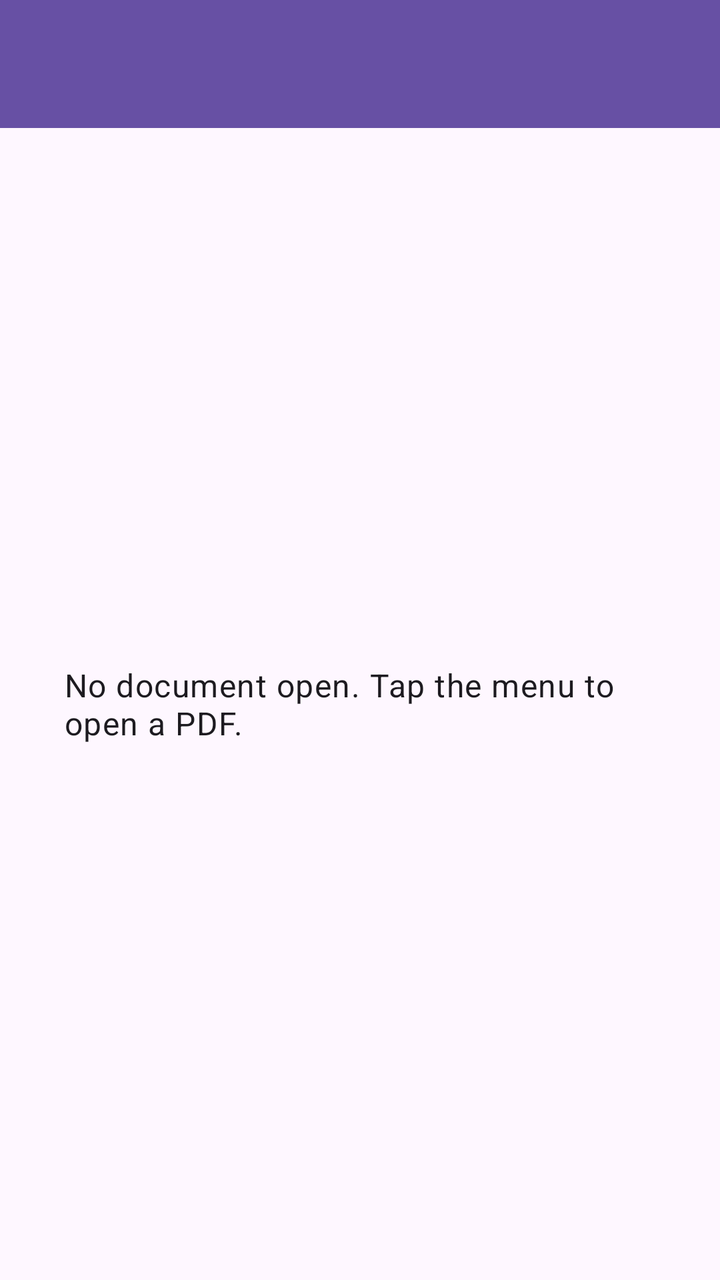
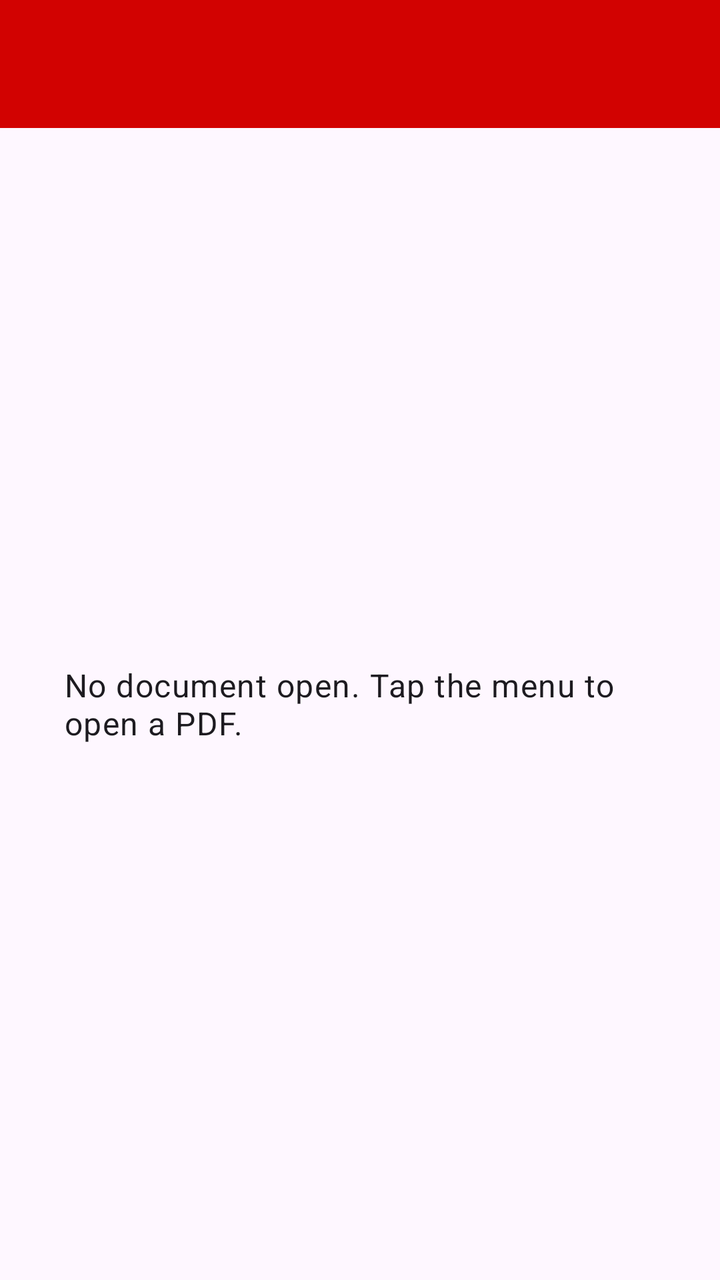

Before-and-after screenshots of an Android layout around one commit, followed by the original layout XML and the change that was made.
<!-- AndroidManifest.xml: activity theme Theme.Easypdfreader -->
<!-- res/layout/activity_main.xml -->
<?xml version="1.0" encoding="utf-8"?>
<androidx.constraintlayout.widget.ConstraintLayout xmlns:android="http://schemas.android.com/apk/res/android"
    xmlns:app="http://schemas.android.com/apk/res-auto"
    xmlns:tools="http://schemas.android.com/tools"
    android:id="@+id/main_layout"
    android:layout_width="match_parent"
    android:layout_height="match_parent"
    tools:context=".MainActivity">

    <com.google.android.material.appbar.MaterialToolbar
        android:id="@+id/toolbar"
        android:layout_width="0dp"
        android:layout_height="wrap_content"
        android:minHeight="?attr/actionBarSize"
        android:background="?attr/colorPrimary"
        android:theme="@style/ThemeOverlay.MaterialComponents.Dark.ActionBar"
        app:layout_constraintEnd_toEndOf="parent"
        app:layout_constraintStart_toStartOf="parent"
        app:layout_constraintTop_toTopOf="parent"
        app:popupTheme="@style/ThemeOverlay.MaterialComponents.Light" />

    <androidx.fragment.app.FragmentContainerView
        android:id="@+id/fragment_container_view"
        android:layout_width="0dp"
        android:layout_height="0dp"
        app:layout_constraintBottom_toBottomOf="parent"
        app:layout_constraintEnd_toEndOf="parent"
        app:layout_constraintStart_toStartOf="parent"
        app:layout_constraintTop_toBottomOf="@id/toolbar" />

    <TextView
        android:id="@+id/empty_state_text"
        android:layout_width="wrap_content"
        android:layout_height="wrap_content"
        android:padding="32dp"
        android:text="@string/empty_state_text"
        android:textAlignment="center"
        android:textAppearance="?attr/textAppearanceBodyLarge"
        app:layout_constraintBottom_toBottomOf="parent"
        app:layout_constraintEnd_toEndOf="parent"
        app:layout_constraintStart_toStartOf="parent"
        app:layout_constraintTop_toBottomOf="@id/toolbar" />

    <com.google.android.material.progressindicator.CircularProgressIndicator
        android:id="@+id/loading_indicator"
        android:layout_width="wrap_content"
        android:layout_height="wrap_content"
        android:indeterminate="true"
        android:visibility="gone"
        app:layout_constraintBottom_toBottomOf="parent"
        app:layout_constraintEnd_toEndOf="parent"
        app:layout_constraintStart_toStartOf="parent"
        app:layout_constraintTop_toBottomOf="@id/toolbar" />

</androidx.constraintlayout.widget.ConstraintLayout>
<!-- resources referenced by this layout -->
<resources>
  <string name="empty_state_text">No document open. Tap the menu to open a PDF.</string>
  <style name="Theme.Easypdfreader" parent="Theme.Material3.DayNight.NoActionBar" />
</resources>

<!-- the commit's change to res/layout/activity_main.xml (unified diff, before → after) -->
@@ -13,11 +13,11 @@
         android:layout_height="wrap_content"
         android:minHeight="?attr/actionBarSize"
         android:background="?attr/colorPrimary"
-        android:theme="@style/ThemeOverlay.MaterialComponents.Dark.ActionBar"
+        android:theme="@style/ThemeOverlay.Material3.Dark"
         app:layout_constraintEnd_toEndOf="parent"
         app:layout_constraintStart_toStartOf="parent"
         app:layout_constraintTop_toTopOf="parent"
-        app:popupTheme="@style/ThemeOverlay.MaterialComponents.Light" />
+        app:popupTheme="@style/ThemeOverlay.Material3.Light" />
 
     <androidx.fragment.app.FragmentContainerView
         android:id="@+id/fragment_container_view"
<!-- resource entries referenced after the edit -->
@@ -1,6 +1,40 @@
 <!-- resources referenced by this layout -->
 <resources>
   <string name="empty_state_text">No document open. Tap the menu to open a PDF.</string>
-  <style name="Theme.Easypdfreader" parent="Theme.Material3.DayNight.NoActionBar" />
+  <style name="Theme.Easypdfreader" parent="Theme.Material3.DayNight.NoActionBar">
+          
+          <item name="colorPrimary">@color/primary</item>
+          <item name="colorOnPrimary">@color/onPrimary</item>
+          <item name="colorPrimaryContainer">@color/primaryContainer</item>
+          <item name="colorOnPrimaryContainer">@color/onPrimaryContainer</item>
+  
+          
+          <item name="colorSecondary">@color/secondary</item>
+          <item name="colorOnSecondary">@color/onSecondary</item>
+          <item name="colorSecondaryContainer">@color/secondaryContainer</item>
+          <item name="colorOnSecondaryContainer">@color/onSecondaryContainer</item>
+  
+          
+          <item name="colorTertiary">@color/tertiary</item>
+          <item name="colorOnTertiary">@color/onTertiary</item>
+          <item name="colorTertiaryContainer">@color/tertiaryContainer</item>
+          <item name="colorOnTertiaryContainer">@color/onTertiaryContainer</item>
+  
+          
+          <item name="android:statusBarColor">@android:color/transparent</item>
+          <item name="android:windowLightStatusBar">false</item>
+      </style>
+  <color name="primary">#D20201</color>
+  <color name="onPrimary">#FFFFFF</color>
+  <color name="primaryContainer">#FFDAD4</color>
+  <color name="onPrimaryContainer">#410000</color>
+  <color name="secondary">#775652</color>
+  <color name="onSecondary">#FFFFFF</color>
+  <color name="secondaryContainer">#FFDAD5</color>
+  <color name="onSecondaryContainer">#2C1512</color>
+  <color name="tertiary">#705C2E</color>
+  <color name="onTertiary">#FFFFFF</color>
+  <color name="tertiaryContainer">#FCDFA6</color>
+  <color name="onTertiaryContainer">#251900</color>
 </resources>
 
